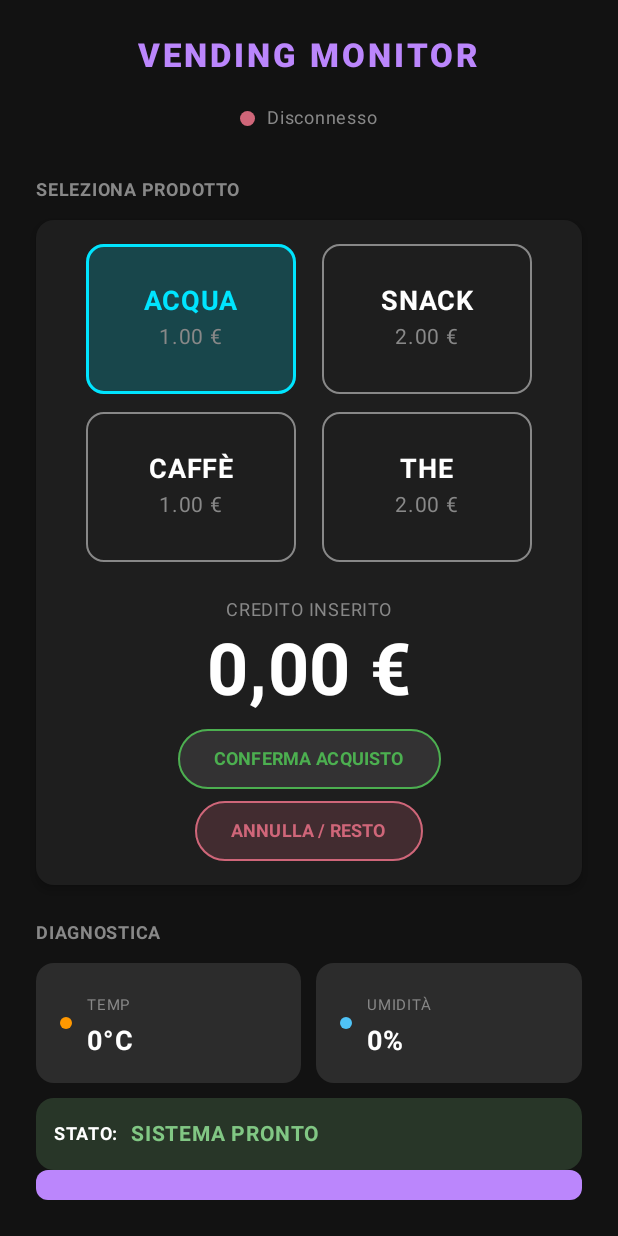
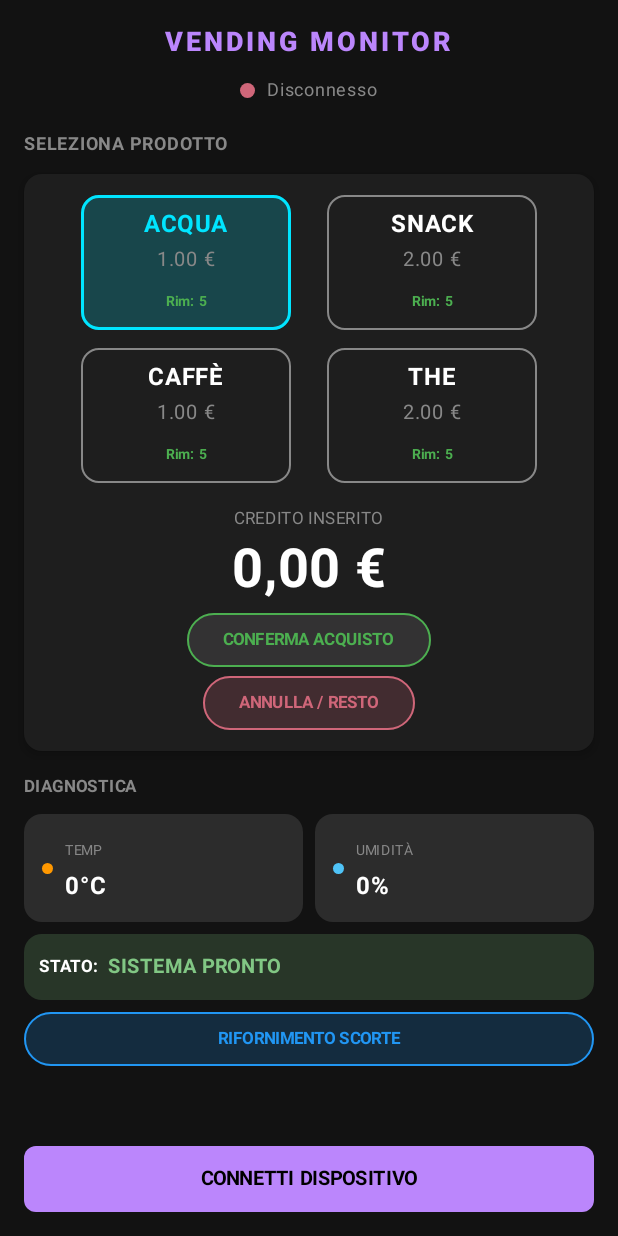
Before and after one commit to santoromarco74/VendingMachine, an Android app built with Jetpack Compose: the screen it shows after launch (MainActivity), on a phone screen of 412 x 824 dp. Run offline under Robolectric (Android 15) with nearby library versions, the phone set to English and light mode, and no system bars.

Commit message:
v8.3: Fix LCD timing + Compact app layout + Stock display
FIRMWARE (v8.3 CLEAN - LCD ONLY):
- Add 500us delays between all LCD setCursor/printf operations
- Fix LCD character corruption in all FSM states
- RIPOSO, ATTESA_MONETA, EROGAZIONE, RESTO, ERRORE: proper timing

APP (Compressed + Stock Management):
- Reduce padding: 24dp -> 16dp for overall layout
- Reduce header font: 22sp -> 18sp
- Reduce credit display: 48sp -> 36sp
- Reduce product cards: 100dp -> 90dp height, 18sp/14sp -> 16sp/13sp fonts
- Add stock display: "Rim: X" or "ESAURITO" with color coding
- Disable click on out-of-stock products
- Reduce button heights: 40dp -> 36dp, 50dp -> 44dp
- Reduce sensor/state card padding and fonts
- Add Rifornimento button (36dp height, 11sp font)
- All elements fit on screen - Connect button visible

User Issues Fixed:
- "problemi con visualizzazione lcd" -> LCD timing delays
- "tasto connetti finisce fuori dello schermo" -> Compressed layout

```diff
--- a/app/src/main/java/com/example/vendingmonitor/MainActivity.kt
+++ b/app/src/main/java/com/example/vendingmonitor/MainActivity.kt
@@ -54,6 +54,12 @@ class MainActivity : ComponentActivity() {
     private var isScanning by mutableStateOf(false)
     private var selectedProduct by mutableStateOf("ACQUA")
 
+    // Stati scorte prodotti
+    private var scorteAcqua by mutableIntStateOf(5)
+    private var scorteSnack by mutableIntStateOf(5)
+    private var scorteCaffe by mutableIntStateOf(5)
+    private var scorteThe by mutableIntStateOf(5)
+
     private var bluetoothGatt: BluetoothGatt? = null
     private val mainHandler = Handler(Looper.getMainLooper())
 
@@ -92,14 +98,14 @@ class MainActivity : ComponentActivity() {
         }
 
         Column(
-            modifier = Modifier.fillMaxSize().padding(24.dp),
+            modifier = Modifier.fillMaxSize().padding(16.dp),
             horizontalAlignment = Alignment.CenterHorizontally
         ) {
             // HEADER
-            Text("VENDING MONITOR", fontSize = 22.sp, fontWeight = FontWeight.Black, color = Color(0xFFBB86FC), letterSpacing = 2.sp)
-            Spacer(modifier = Modifier.height(16.dp))
+            Text("VENDING MONITOR", fontSize = 18.sp, fontWeight = FontWeight.Black, color = Color(0xFFBB86FC), letterSpacing = 2.sp)
+            Spacer(modifier = Modifier.height(8.dp))
             StatusIndicator()
-            Spacer(modifier = Modifier.height(24.dp))
+            Spacer(modifier = Modifier.height(12.dp))
 
             // --- ZONA ACQUISTO (CLIENTE) ---
             Text("SELEZIONA PRODOTTO", fontSize = 12.sp, color = Color.Gray, fontWeight = FontWeight.Bold, modifier = Modifier.align(Alignment.Start))
@@ -110,14 +116,14 @@ class MainActivity : ComponentActivity() {
                 elevation = CardDefaults.cardElevation(4.dp),
                 modifier = Modifier.fillMaxWidth()
             ) {
-                Column(modifier = Modifier.padding(16.dp), horizontalAlignment = Alignment.CenterHorizontally) {
+                Column(modifier = Modifier.padding(14.dp), horizontalAlignment = Alignment.CenterHorizontally) {
 
                     // RIGA 1: ACQUA & SNACK
                     Row(modifier = Modifier.fillMaxWidth(), horizontalArrangement = Arrangement.SpaceEvenly) {
-                        ProductButton("ACQUA", "1.00 €", Color(0xFF00E5FF), selectedProduct == "ACQUA") {
+                        ProductButton("ACQUA", "1.00 €", Color(0xFF00E5FF), selectedProduct == "ACQUA", scorteAcqua) {
                             selectedProduct = "ACQUA"; writeCommand(1)
                         }
-                        ProductButton("SNACK", "2.00 €", Color(0xFFFF4081), selectedProduct == "SNACK") {
+                        ProductButton("SNACK", "2.00 €", Color(0xFFFF4081), selectedProduct == "SNACK", scorteSnack) {
                             selectedProduct = "SNACK"; writeCommand(2)
                         }
                     }
@@ -125,22 +131,22 @@ class MainActivity : ComponentActivity() {
 
                     // RIGA 2: CAFFÈ & THE (NUOVI)
                     Row(modifier = Modifier.fillMaxWidth(), horizontalArrangement = Arrangement.SpaceEvenly) {
-                        ProductButton("CAFFÈ", "1.00 €", Color(0xFFFFEB3B), selectedProduct == "CAFFE") {
+                        ProductButton("CAFFÈ", "1.00 €", Color(0xFFFFEB3B), selectedProduct == "CAFFE", scorteCaffe) {
                             selectedProduct = "CAFFE"; writeCommand(3)
                         }
-                        ProductButton("THE", "2.00 €", Color(0xFF69F0AE), selectedProduct == "THE") {
+                        ProductButton("THE", "2.00 €", Color(0xFF69F0AE), selectedProduct == "THE", scorteThe) {
                             selectedProduct = "THE"; writeCommand(4)
                         }
                     }
 
-                    Spacer(modifier = Modifier.height(20.dp))
+                    Spacer(modifier = Modifier.height(12.dp))
 
                     // CREDITO
-                    Text("CREDITO INSERITO", fontSize = 12.sp, color = Color.Gray)
-                    Text("$creditState,00 €", fontSize = 48.sp, fontWeight = FontWeight.Bold, color = Color.White)
+                    Text("CREDITO INSERITO", fontSize = 11.sp, color = Color.Gray)
+                    Text("$creditState,00 €", fontSize = 36.sp, fontWeight = FontWeight.Bold, color = Color.White)
 
                     // PULSANTE CONFERMA ACQUISTO
-                    Spacer(modifier = Modifier.height(10.dp))
+                    Spacer(modifier = Modifier.height(8.dp))
                     Button(
                         onClick = {
                             Toast.makeText(this@MainActivity, "Invio conferma acquisto...", Toast.LENGTH_SHORT).show()
@@ -149,39 +155,55 @@ class MainActivity : ComponentActivity() {
                         colors = ButtonDefaults.buttonColors(containerColor = Color(0xFF4CAF50).copy(alpha = 0.2f)),
                         border = BorderStroke(1.dp, Color(0xFF4CAF50)),
                         shape = RoundedCornerShape(50),
-                        modifier = Modifier.height(40.dp),
+                        modifier = Modifier.height(36.dp),
                         enabled = creditState >= 1 // Abilita solo se c'è credito
                     ) {
-                        Text("CONFERMA ACQUISTO", color = Color(0xFF4CAF50), fontWeight = FontWeight.Bold, fontSize = 12.sp)
+                        Text("CONFERMA ACQUISTO", color = Color(0xFF4CAF50), fontWeight = FontWeight.Bold, fontSize = 11.sp)
                     }
 
                     // PULSANTE ANNULLA
-                    Spacer(modifier = Modifier.height(8.dp))
+                    Spacer(modifier = Modifier.height(6.dp))
                     Button(
                         onClick = { writeCommand(9) },
                         colors = ButtonDefaults.buttonColors(containerColor = Color(0xFFCF6679).copy(alpha = 0.2f)),
                         border = BorderStroke(1.dp, Color(0xFFCF6679)),
                         shape = RoundedCornerShape(50),
-                        modifier = Modifier.height(40.dp)
+                        modifier = Modifier.height(36.dp)
                     ) {
-                        Text("ANNULLA / RESTO", color = Color(0xFFCF6679), fontWeight = FontWeight.Bold, fontSize = 12.sp)
+                        Text("ANNULLA / RESTO", color = Color(0xFFCF6679), fontWeight = FontWeight.Bold, fontSize = 11.sp)
                     }
                 }
             }
 
-            Spacer(modifier = Modifier.height(20.dp))
+            Spacer(modifier = Modifier.height(12.dp))
 
             // --- ZONA MANUTENZIONE ---
-            Text("DIAGNOSTICA", fontSize = 12.sp, color = Color.Gray, fontWeight = FontWeight.Bold, modifier = Modifier.align(Alignment.Start))
-            Spacer(modifier = Modifier.height(8.dp))
+            Text("DIAGNOSTICA", fontSize = 11.sp, color = Color.Gray, fontWeight = FontWeight.Bold, modifier = Modifier.align(Alignment.Start))
+            Spacer(modifier = Modifier.height(6.dp))
 
-            Row(modifier = Modifier.fillMaxWidth(), horizontalArrangement = Arrangement.spacedBy(10.dp)) {
+            Row(modifier = Modifier.fillMaxWidth(), horizontalArrangement = Arrangement.spacedBy(8.dp)) {
                 SensorMiniCard("TEMP", "$tempState°C", Color(0xFFFF9800), Modifier.weight(1f))
                 SensorMiniCard("UMIDITÀ", "$humState%", Color(0xFF4FC3F7), Modifier.weight(1f))
             }
 
-            Spacer(modifier = Modifier.height(10.dp))
+            Spacer(modifier = Modifier.height(8.dp))
             MachineStateBar()
+
+            // PULSANTE RIFORNIMENTO
+            Spacer(modifier = Modifier.height(8.dp))
+            Button(
+                onClick = {
+                    Toast.makeText(this@MainActivity, "Rifornimento in corso...", Toast.LENGTH_SHORT).show()
+                    writeCommand(11)
+                },
+                colors = ButtonDefaults.buttonColors(containerColor = Color(0xFF2196F3).copy(alpha = 0.2f)),
+                border = BorderStroke(1.dp, Color(0xFF2196F3)),
+                shape = RoundedCornerShape(50),
+                modifier = Modifier.fillMaxWidth().height(36.dp)
+            ) {
+                Text("RIFORNIMENTO SCORTE", color = Color(0xFF2196F3), fontWeight = FontWeight.Bold, fontSize = 11.sp)
+            }
+
             Spacer(modifier = Modifier.weight(1f))
             ActionButton(permissionsLauncher)
         }
@@ -189,17 +211,35 @@ class MainActivity : ComponentActivity() {
 
     // --- COMPONENTI UI ---
     @Composable
-    fun ProductButton(name: String, price: String, color: Color, isSelected: Boolean, onClick: () -> Unit) {
-        val bg = if(isSelected) color.copy(alpha = 0.2f) else Color.Transparent
-        val border = if(isSelected) BorderStroke(2.dp, color) else BorderStroke(1.dp, Color.Gray)
+    fun ProductButton(name: String, price: String, color: Color, isSelected: Boolean, stock: Int, onClick: () -> Unit) {
+        val isOutOfStock = stock == 0
+        val bg = when {
+            isOutOfStock -> Color.DarkGray.copy(alpha = 0.3f)
+            isSelected -> color.copy(alpha = 0.2f)
+            else -> Color.Transparent
+        }
+        val border = when {
+            isOutOfStock -> BorderStroke(1.dp, Color.DarkGray)
+            isSelected -> BorderStroke(2.dp, color)
+            else -> BorderStroke(1.dp, Color.Gray)
+        }
+        val textColor = if(isOutOfStock) Color.DarkGray else if(isSelected) color else Color.White
+
         Card(
-            modifier = Modifier.size(width = 140.dp, height = 100.dp).clickable { onClick() },
+            modifier = Modifier.size(width = 140.dp, height = 90.dp).clickable(enabled = !isOutOfStock) { onClick() },
             colors = CardDefaults.cardColors(containerColor = bg),
             border = border
         ) {
             Column(modifier = Modifier.fillMaxSize(), verticalArrangement = Arrangement.Center, horizontalAlignment = Alignment.CenterHorizontally) {
-                Text(name, fontWeight = FontWeight.Bold, fontSize = 18.sp, color = if(isSelected) color else Color.White)
-                Text(price, fontSize = 14.sp, color = Color.Gray)
+                Text(name, fontWeight = FontWeight.Bold, fontSize = 16.sp, color = textColor)
+                Text(price, fontSize = 13.sp, color = if(isOutOfStock) Color.DarkGray else Color.Gray)
+                Spacer(modifier = Modifier.height(3.dp))
+                Text(
+                    text = if(isOutOfStock) "ESAURITO" else "Rim: $stock",
+                    fontSize = 9.sp,
+                    color = if(isOutOfStock) Color.Red else Color(0xFF4CAF50),
+                    fontWeight = FontWeight.Bold
+                )
             }
         }
     }
@@ -207,12 +247,12 @@ class MainActivity : ComponentActivity() {
     @Composable
     fun SensorMiniCard(title: String, value: String, color: Color, modifier: Modifier) {
         Card(modifier = modifier, colors = CardDefaults.cardColors(containerColor = Color(0xFF2C2C2C))) {
-            Row(modifier = Modifier.padding(16.dp), verticalAlignment = Alignment.CenterVertically) {
-                Box(modifier = Modifier.size(8.dp).background(color, CircleShape))
-                Spacer(modifier = Modifier.width(10.dp))
+            Row(modifier = Modifier.padding(12.dp), verticalAlignment = Alignment.CenterVertically) {
+                Box(modifier = Modifier.size(7.dp).background(color, CircleShape))
+                Spacer(modifier = Modifier.width(8.dp))
                 Column {
-                    Text(title, fontSize = 10.sp, color = Color.Gray)
-                    Text(value, fontSize = 18.sp, fontWeight = FontWeight.Bold, color = Color.White)
+                    Text(title, fontSize = 9.sp, color = Color.Gray)
+                    Text(value, fontSize = 16.sp, fontWeight = FontWeight.Bold, color = Color.White)
                 }
             }
         }
@@ -229,10 +269,10 @@ class MainActivity : ComponentActivity() {
             else -> "--" to Color.Gray
         }
         Card(colors = CardDefaults.cardColors(containerColor = colore.copy(alpha=0.2f)), modifier = Modifier.fillMaxWidth()) {
-            Row(modifier = Modifier.padding(12.dp), verticalAlignment = Alignment.CenterVertically) {
-                Text("STATO:", fontSize = 12.sp, color = Color.White, fontWeight = FontWeight.Bold)
-                Spacer(modifier = Modifier.width(8.dp))
-                Text(testo, fontSize = 14.sp, color = colore, fontWeight = FontWeight.Bold)
+            Row(modifier = Modifier.padding(10.dp), verticalAlignment = Alignment.CenterVertically) {
+                Text("STATO:", fontSize = 11.sp, color = Color.White, fontWeight = FontWeight.Bold)
+                Spacer(modifier = Modifier.width(6.dp))
+                Text(testo, fontSize = 13.sp, color = colore, fontWeight = FontWeight.Bold)
             }
         }
     }
@@ -262,9 +302,9 @@ class MainActivity : ComponentActivity() {
                 else stopScan()
             },
             colors = ButtonDefaults.buttonColors(containerColor = buttonColor),
-            modifier = Modifier.fillMaxWidth().height(50.dp),
+            modifier = Modifier.fillMaxWidth().height(44.dp),
             shape = RoundedCornerShape(8.dp)
-        ) { Text(text, color = Color.Black, fontWeight = FontWeight.Bold) }
+        ) { Text(text, color = Color.Black, fontWeight = FontWeight.Bold, fontSize = 13.sp) }
     }
 
     // --- LOGICA BLUETOOTH (DEPRECATIONS FIXED) ---
@@ -427,16 +467,33 @@ class MainActivity : ComponentActivity() {
         if (uuid == CHAR_TEMP_UUID && data.size >= 4) {
             val temp = ByteBuffer.wrap(data).order(ByteOrder.LITTLE_ENDIAN).int
             runOnUiThread { tempState = temp }
+            android.util.Log.d("VendingMonitor", "Temp aggiornata: $temp°C")
         }
         else if (uuid == CHAR_HUM_UUID && data.size >= 4) {
             val hum = ByteBuffer.wrap(data).order(ByteOrder.LITTLE_ENDIAN).int
             runOnUiThread { humState = hum }
+            android.util.Log.d("VendingMonitor", "Umidità aggiornata: $hum%")
         }
-        else if (uuid == CHAR_STATUS_UUID && data.size >= 2) {
-            // Fix conversione byte: usa AND 0xFF per interpretare come unsigned (0-255 invece di -128-127)
-            runOnUiThread {
-                creditState = data[0].toInt() and 0xFF
-                machineState = data[1].toInt() and 0xFF
+        else if (uuid == CHAR_STATUS_UUID) {
+            android.util.Log.d("VendingMonitor", "STATUS ricevuto: ${data.size} bytes = ${data.joinToString(",") { (it.toInt() and 0xFF).toString() }}")
+            if (data.size >= 6) {
+                // Parsing 6 byte: [credito, stato, scorta_acqua, scorta_snack, scorta_caffe, scorta_the]
+                runOnUiThread {
+                    creditState = data[0].toInt() and 0xFF
+                    machineState = data[1].toInt() and 0xFF
+                    scorteAcqua = data[2].toInt() and 0xFF
+                    scorteSnack = data[3].toInt() and 0xFF
+                    scorteCaffe = data[4].toInt() and 0xFF
+                    scorteThe = data[5].toInt() and 0xFF
+                    android.util.Log.d("VendingMonitor", "Aggiornato: credito=$creditState, stato=$machineState, scorte=[$scorteAcqua,$scorteSnack,$scorteCaffe,$scorteThe]")
+                }
+            } else if (data.size >= 2) {
+                // Fallback: parsing 2 byte legacy [credito, stato]
+                runOnUiThread {
+                    creditState = data[0].toInt() and 0xFF
+                    machineState = data[1].toInt() and 0xFF
+                    android.util.Log.d("VendingMonitor", "Fallback 2-byte: credito=$creditState, stato=$machineState")
+                }
             }
         }
     }
```
Also changed, not shown: 1 other file.
